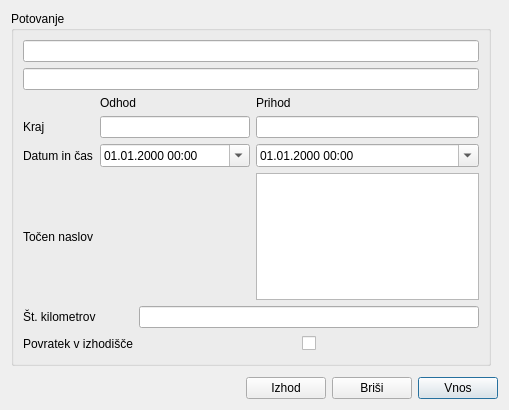
Above: potovanja.ui from bubi-luka/BubiRacun before the change. Below: the same form after it.
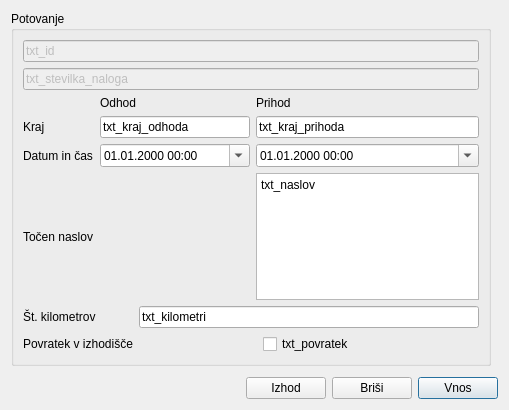
That is the form after the change.

```diff
--- a/potovanja.ui
+++ b/potovanja.ui
@@ -65,7 +65,11 @@
            </widget>
           </item>
           <item row="1" column="1">
-           <widget class="QLineEdit" name="txt_o_kraj"/>
+           <widget class="QLineEdit" name="txt_kraj_odhoda">
+            <property name="text">
+             <string>txt_kraj_odhoda</string>
+            </property>
+           </widget>
           </item>
           <item row="2" column="2">
            <widget class="QDateTimeEdit" name="txt_p_datum">
@@ -91,10 +95,18 @@
            </widget>
           </item>
           <item row="1" column="2">
-           <widget class="QLineEdit" name="txt_p_kraj"/>
+           <widget class="QLineEdit" name="txt_kraj_prihoda">
+            <property name="text">
+             <string>txt_kraj_prihoda</string>
+            </property>
+           </widget>
           </item>
           <item row="3" column="2">
-           <widget class="QPlainTextEdit" name="txt_naslov"/>
+           <widget class="QPlainTextEdit" name="txt_naslov">
+            <property name="plainText">
+             <string>txt_naslov</string>
+            </property>
+           </widget>
           </item>
           <item row="3" column="0">
            <widget class="QLabel" name="label_7">
@@ -122,7 +134,11 @@
            </widget>
           </item>
           <item row="0" column="1">
-           <widget class="QLineEdit" name="txt_kilometri"/>
+           <widget class="QLineEdit" name="txt_kilometri">
+            <property name="text">
+             <string>txt_kilometri</string>
+            </property>
+           </widget>
           </item>
           <item row="1" column="1">
            <layout class="QHBoxLayout" name="horizontalLayout_3">
@@ -142,7 +158,7 @@
             <item>
              <widget class="QCheckBox" name="txt_povratek">
               <property name="text">
-               <string/>
+               <string>txt_povratek</string>
               </property>
              </widget>
             </item>
@@ -166,10 +182,24 @@
         <item row="0" column="0">
          <layout class="QVBoxLayout" name="verticalLayout">
           <item>
-           <widget class="QLineEdit" name="txt_id"/>
+           <widget class="QLineEdit" name="txt_id">
+            <property name="enabled">
+             <bool>false</bool>
+            </property>
+            <property name="text">
+             <string>txt_id</string>
+            </property>
+           </widget>
           </item>
           <item>
-           <widget class="QLineEdit" name="txt_stnaloga"/>
+           <widget class="QLineEdit" name="txt_stevilka_naloga">
+            <property name="enabled">
+             <bool>false</bool>
+            </property>
+            <property name="text">
+             <string>txt_stevilka_naloga</string>
+            </property>
+           </widget>
           </item>
          </layout>
         </item>
```
Left out of the diff: 14 changed lines with no effect on the pictures.
